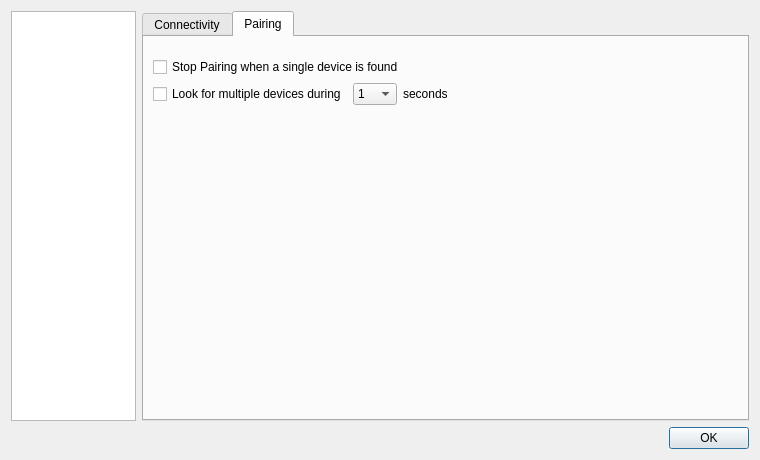
Qt form src/ui/dialogmainwindowconfig.ui (MaximumTrainer/MaximumTrainer_Redux) before a commit.
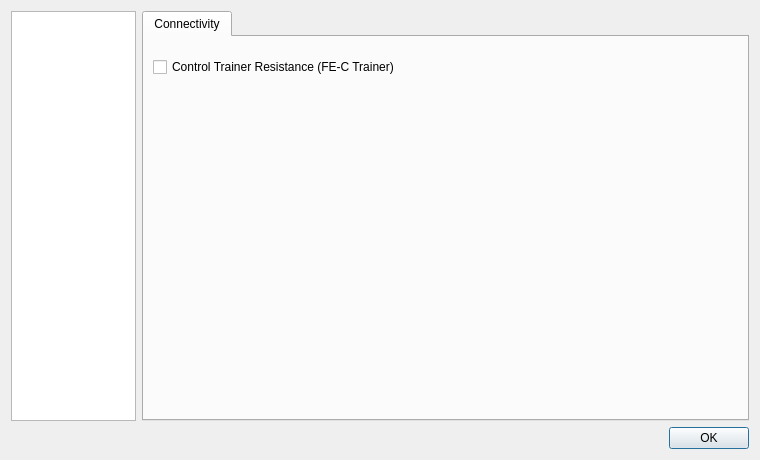
The same form after that commit. The open tabs and pages were chosen to show the change. Custom widgets are drawn as their Qt base class.

Commit message: feat: multi-device Bluetooth sensor pairing (#216)

Patch:
```diff
--- a/src/ui/dialogmainwindowconfig.ui
+++ b/src/ui/dialogmainwindowconfig.ui
@@ -294,127 +294,6 @@
            </item>
           </layout>
          </widget>
-         <widget class="QWidget" name="tab">
-          <attribute name="title">
-           <string>Pairing</string>
-          </attribute>
-          <layout class="QVBoxLayout" name="verticalLayout_9">
-           <property name="topMargin">
-            <number>20</number>
-           </property>
-           <item>
-            <widget class="QCheckBox" name="checkBox_stopPairingOnFound">
-             <property name="text">
-              <string>Stop Pairing when a single device is found</string>
-             </property>
-             <property name="autoExclusive">
-              <bool>true</bool>
-             </property>
-            </widget>
-           </item>
-           <item>
-            <layout class="QHBoxLayout" name="horizontalLayout_7">
-             <item>
-              <widget class="QCheckBox" name="checkBox_pairNbOfSeconds">
-               <property name="text">
-                <string>Look for multiple devices during</string>
-               </property>
-               <property name="autoExclusive">
-                <bool>true</bool>
-               </property>
-              </widget>
-             </item>
-             <item>
-              <widget class="QComboBox" name="comboBox_timePairingSec">
-               <item>
-                <property name="text">
-                 <string>1</string>
-                </property>
-               </item>
-               <item>
-                <property name="text">
-                 <string>2</string>
-                </property>
-               </item>
-               <item>
-                <property name="text">
-                 <string>3</string>
-                </property>
-               </item>
-               <item>
-                <property name="text">
-                 <string>4</string>
-                </property>
-               </item>
-               <item>
-                <property name="text">
-                 <string>5</string>
-                </property>
-               </item>
-               <item>
-                <property name="text">
-                 <string>6</string>
-                </property>
-               </item>
-               <item>
-                <property name="text">
-                 <string>7</string>
-                </property>
-               </item>
-               <item>
-                <property name="text">
-                 <string>8</string>
-                </property>
-               </item>
-               <item>
-                <property name="text">
-                 <string>9</string>
-                </property>
-               </item>
-               <item>
-                <property name="text">
-                 <string>10</string>
-                </property>
-               </item>
-              </widget>
-             </item>
-             <item>
-              <widget class="QLabel" name="label_8">
-               <property name="text">
-                <string>seconds</string>
-               </property>
-              </widget>
-             </item>
-             <item>
-              <spacer name="horizontalSpacer_3">
-               <property name="orientation">
-                <enum>Qt::Horizontal</enum>
-               </property>
-               <property name="sizeHint" stdset="0">
-                <size>
-                 <width>40</width>
-                 <height>20</height>
-                </size>
-               </property>
-              </spacer>
-             </item>
-            </layout>
-           </item>
-           <item>
-            <spacer name="verticalSpacer_5">
-             <property name="orientation">
-              <enum>Qt::Vertical</enum>
-             </property>
-             <property name="sizeHint" stdset="0">
-              <size>
-               <width>20</width>
-               <height>134</height>
-              </size>
-             </property>
-            </spacer>
-           </item>
-          </layout>
-         </widget>
         </widget>
        </item>
       </layout>
```
The commit also changes 27 other files.
